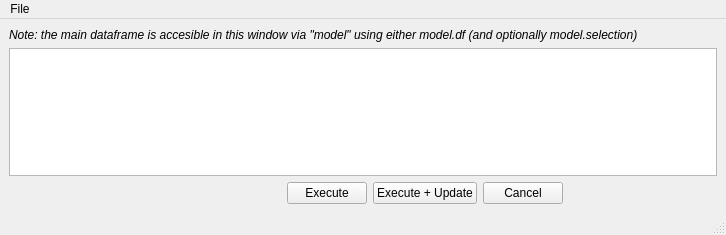
First picture: the form in mvts_analyzer/ui/raw/apply_python_window.ui, repository Woutah/MVTS-Analyzer, before the edit.
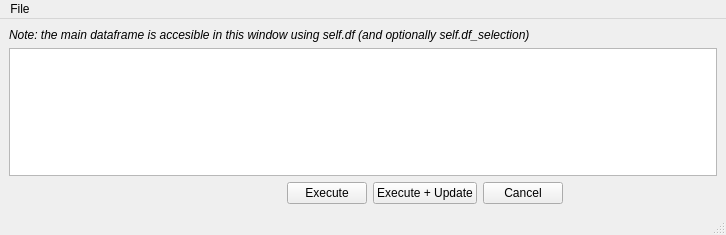
Second picture: the form after the edit. Icons and pictures are not drawn.

```diff
--- a/mvts_analyzer/ui/raw/apply_python_window.ui
+++ b/mvts_analyzer/ui/raw/apply_python_window.ui
@@ -42,7 +42,7 @@
        </font>
       </property>
       <property name="text">
-       <string>Note: the main dataframe is accesible in this window via &quot;model&quot; using either model.df (and optionally model.selection)</string>
+       <string>Note: the main dataframe is accesible in this window using self.df (and optionally self.df_selection)</string>
       </property>
      </widget>
     </item>
```
Left out of the diff: 4 changed lines with no effect on the pictures.
